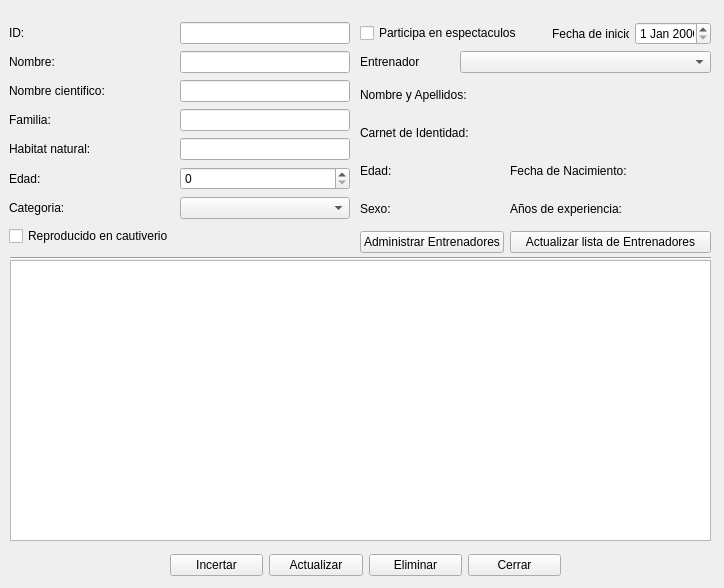
The window that vista/ui/animal_acuatico.ui (daeran84/Acuario) describes before a commit, drawn with Qt 5.
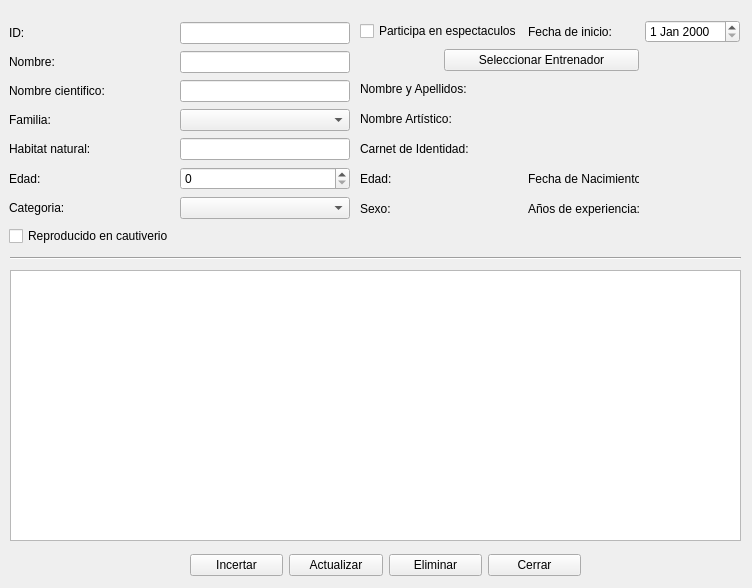
The same window after the commit.

What changed in the file:
```diff
--- a/vista/ui/animal_acuatico.ui
+++ b/vista/ui/animal_acuatico.ui
@@ -6,19 +6,19 @@
    <rect>
     <x>0</x>
     <y>0</y>
-    <width>724</width>
+    <width>752</width>
     <height>588</height>
    </rect>
   </property>
   <property name="minimumSize">
    <size>
-    <width>724</width>
+    <width>752</width>
     <height>588</height>
    </size>
   </property>
   <property name="maximumSize">
    <size>
-    <width>724</width>
+    <width>752</width>
     <height>588</height>
    </size>
   </property>
@@ -29,9 +29,9 @@
    <property name="geometry">
     <rect>
      <x>10</x>
-     <y>260</y>
-     <width>701</width>
-     <height>281</height>
+     <y>270</y>
+     <width>731</width>
+     <height>271</height>
     </rect>
    </property>
   </widget>
@@ -40,7 +40,7 @@
     <rect>
      <x>10</x>
      <y>250</y>
-     <width>701</width>
+     <width>731</width>
      <height>16</height>
     </rect>
    </property>
@@ -68,9 +68,6 @@
       </property>
      </widget>
     </item>
-    <item row="3" column="1">
-     <widget class="QLineEdit" name="txt_familia"/>
-    </item>
     <item row="0" column="0">
      <widget class="QLabel" name="label">
       <property name="text">
@@ -150,12 +147,22 @@
       </property>
      </widget>
     </item>
+    <item row="3" column="1">
+     <widget class="QComboBox" name="comboBox_anim_familia">
+      <property name="focusPolicy">
+       <enum>Qt::ClickFocus</enum>
+      </property>
+      <property name="editable">
+       <bool>false</bool>
+      </property>
+     </widget>
+    </item>
    </layout>
   </widget>
   <widget class="QWidget" name="layoutWidget">
    <property name="geometry">
     <rect>
-     <x>170</x>
+     <x>190</x>
      <y>550</y>
      <width>391</width>
      <height>31</height>
@@ -192,138 +199,135 @@
     </item>
    </layout>
   </widget>
-  <widget class="QWidget" name="layoutWidget">
+  <widget class="QWidget" name="">
    <property name="geometry">
     <rect>
      <x>360</x>
-     <y>22</y>
-     <width>351</width>
-     <height>231</height>
+     <y>20</y>
+     <width>380</width>
+     <height>201</height>
     </rect>
    </property>
-   <layout class="QGridLayout" name="gridLayout_espectaculos">
-    <item row="0" column="0" colspan="4">
+   <layout class="QGridLayout" name="gridLayout">
+    <item row="0" column="0" colspan="2">
      <widget class="QCheckBox" name="check_espectaculos">
       <property name="text">
        <string>Participa en espectaculos</string>
       </property>
      </widget>
     </item>
-    <item row="0" column="4">
+    <item row="0" column="2">
      <widget class="QLabel" name="label_8">
       <property name="text">
        <string>Fecha de inicio:</string>
       </property>
      </widget>
     </item>
-    <item row="0" column="5">
-     <widget class="QDateEdit" name="date_fecha_inicio"/>
-    </item>
-    <item row="1" column="0" colspan="2">
-     <widget class="QLabel" name="label_9">
-      <property name="text">
-       <string>Entrenador</string>
-      </property>
-     </widget>
-    </item>
-    <item row="2" column="0" colspan="3">
+    <item row="2" column="0" colspan="2">
      <widget class="QLabel" name="nombre_apellidos">
       <property name="text">
        <string>Nombre y Apellidos:</string>
       </property>
      </widget>
     </item>
-    <item row="2" column="3" colspan="3">
-     <widget class="QLabel" name="mostrar_nombre_apellidos">
+    <item row="3" column="0" colspan="2">
+     <widget class="QLabel" name="btn_nombre_artistico">
       <property name="text">
-       <string/>
+       <string>Nombre Artístico:</string>
       </property>
      </widget>
     </item>
-    <item row="3" column="0" colspan="3">
+    <item row="4" column="0" colspan="2">
      <widget class="QLabel" name="carnet_identidad">
       <property name="text">
        <string>Carnet de Identidad:</string>
       </property>
      </widget>
     </item>
-    <item row="3" column="3" colspan="3">
-     <widget class="QLabel" name="mostrar_carnet_identidad">
-      <property name="text">
-       <string/>
-      </property>
-     </widget>
-    </item>
-    <item row="4" column="0">
-     <widget class="QLabel" name="edad">
-      <property name="text">
-       <string>Edad:</string>
-      </property>
-     </widget>
-    </item>
-    <item row="4" column="3" colspan="2">
-     <widget class="QLabel" name="fecha_nacimiento">
-      <property name="text">
-       <string>Fecha de Nacimiento:</string>
-      </property>
-     </widget>
-    </item>
-    <item row="4" column="5">
-     <widget class="QLabel" name="mostrar_fecha_nacimiento">
-      <property name="text">
-       <string/>
-      </property>
-     </widget>
-    </item>
     <item row="5" column="0">
+     <widget class="QLabel" name="edad">
+      <property name="text">
+       <string>Edad:</string>
+      </property>
+     </widget>
+    </item>
+    <item row="5" column="1">
+     <widget class="QLabel" name="mostrar_edad">
+      <property name="text">
+       <string/>
+      </property>
+     </widget>
+    </item>
+    <item row="6" column="0">
      <widget class="QLabel" name="sexo">
       <property name="text">
        <string>Sexo:</string>
       </property>
      </widget>
     </item>
-    <item row="5" column="1">
+    <item row="6" column="1">
      <widget class="QLabel" name="mostrar_sexo">
       <property name="text">
        <string/>
       </property>
      </widget>
     </item>
-    <item row="5" column="3" colspan="2">
+    <item row="5" column="2">
+     <widget class="QLabel" name="fecha_nacimiento">
+      <property name="text">
+       <string>Fecha de Nacimiento:</string>
+      </property>
+     </widget>
+    </item>
+    <item row="6" column="2">
      <widget class="QLabel" name="experiencia">
       <property name="text">
        <string>Años de experiencia:</string>
       </property>
      </widget>
     </item>
-    <item row="5" column="5">
+    <item row="2" column="2" colspan="2">
+     <widget class="QLabel" name="mostrar_nombre_apellidos">
+      <property name="text">
+       <string/>
+      </property>
+     </widget>
+    </item>
+    <item row="3" column="2" colspan="2">
+     <widget class="QLabel" name="mostrar_nombre_artistico">
+      <property name="text">
+       <string/>
+      </property>
+     </widget>
+    </item>
+    <item row="0" column="3">
+     <widget class="QDateEdit" name="valor_edad"/>
+    </item>
+    <item row="4" column="2">
+     <widget class="QLabel" name="mostrar_carnet_identidad">
+      <property name="text">
+       <string/>
+      </property>
+     </widget>
+    </item>
+    <item row="5" column="3">
+     <widget class="QLabel" name="mostrar_nacimiento">
+      <property name="text">
+       <string/>
+      </property>
+     </widget>
+    </item>
+    <item row="6" column="3">
      <widget class="QLabel" name="mostrar_experiencia">
       <property name="text">
        <string/>
       </property>
      </widget>
     </item>
-    <item row="1" column="2" colspan="4">
-     <widget class="QComboBox" name="combo_entrenadores"/>
-    </item>
-    <item row="6" column="0" colspan="3">
-     <widget class="QPushButton" name="btn_administrar_entrenadores">
+    <item row="1" column="1" colspan="2">
+     <widget class="QPushButton" name="btn_seleccionar">
       <property name="text">
-       <string>Administrar Entrenadores</string>
-      </property>
-     </widget>
-    </item>
-    <item row="6" column="3" colspan="3">
-     <widget class="QPushButton" name="btn_actualizar_list_entrenadores">
-      <property name="text">
-       <string>Actualizar lista de Entrenadores</string>
-      </property>
-     </widget>
-    </item>
-    <item row="4" column="1">
-     <widget class="QLabel" name="mostrar_edad">
-      <property name="text">
-       <string/>
+       <string>Seleccionar Entrenador</string>
       </property>
      </widget>
     </item>
```
Left out of the diff: 8 changed lines with no effect on the pictures.
